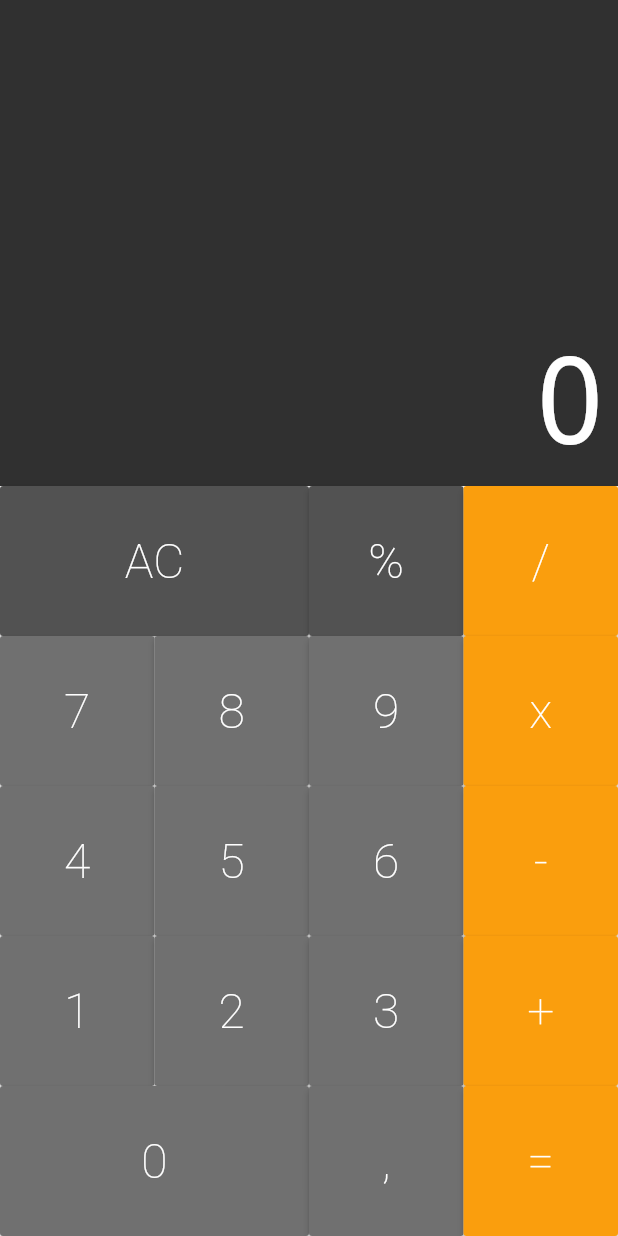
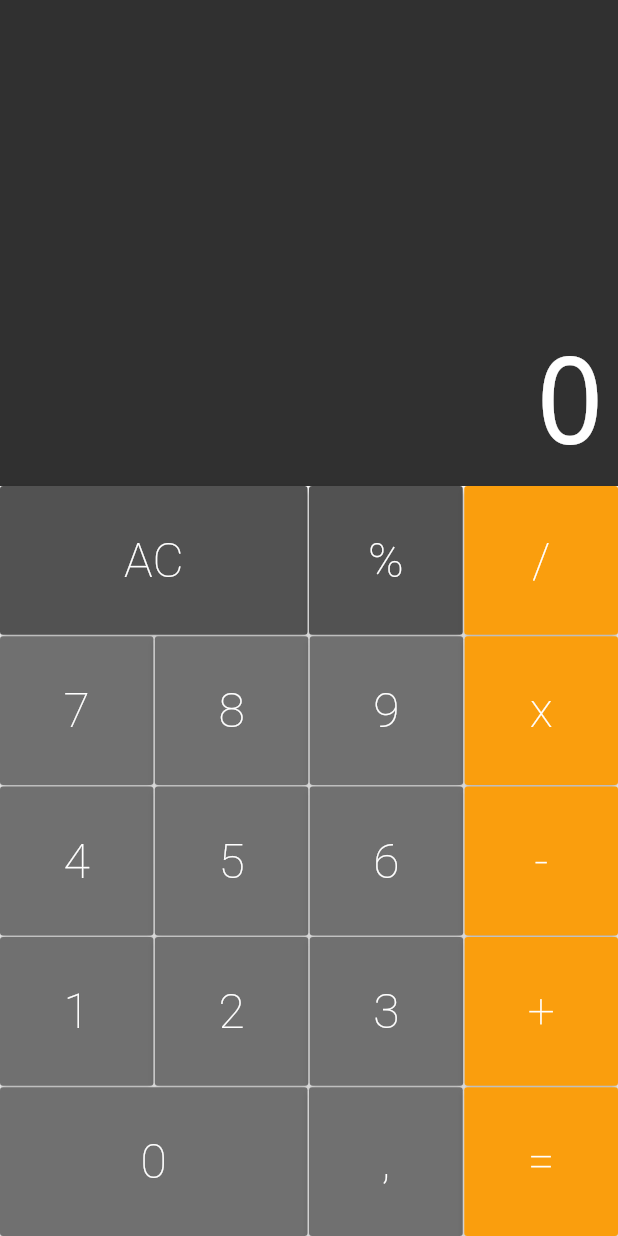
Before and after one commit to Marlon-Paulo-da-Silva/Flutter-calculator, a Flutter app: the screen it shows after launch, on a phone screen of 412 x 824 dp. Run offline on Flutter 3.47's test engine with Material 2 defaults, Android fonts, the phone set to English and light mode, and no system bars; drawn by our look-alikes of auto_size_text.

Commit message:
melhorando layout colocando espaçamento

```diff
--- a/lib/component/button_row.dart
+++ b/lib/component/button_row.dart
@@ -13,9 +13,12 @@ class ButtonRow extends StatelessWidget {
     return Expanded(
       flex: 1,
 
-          child: Row(
-            crossAxisAlignment: CrossAxisAlignment.stretch,
-        children: buttons,
+      child: Row(
+        crossAxisAlignment: CrossAxisAlignment.stretch,
+        children: buttons.fold(<Widget>[], (list, btn) {
+            list.isEmpty ? list.add(btn) : list.addAll([SizedBox(width: 1,),btn]);
+            return list;
+        }),
       ),
     );
   }
--- a/lib/component/keyboard.dart
+++ b/lib/component/keyboard.dart
@@ -22,24 +22,28 @@ class Keyboard extends StatelessWidget {
             Button.operation(text: '/',callb: callb,),
 
           ]),
+          SizedBox(height: 1,),
           ButtonRow([
             Button(text: '7',callb: callb,),
             Button(text: '8',callb: callb,),
             Button(text: '9',callb: callb,),
             Button.operation(text: 'x',callb: callb,),
           ]),
+          SizedBox(height: 1,),
           ButtonRow([
             Button(text: '4',callb: callb,),
             Button(text: '5',callb: callb,),
             Button(text: '6',callb: callb,),
             Button.operation(text: '-',callb: callb,),
           ]),
+          SizedBox(height: 1,),
           ButtonRow([
             Button(text: '1',callb: callb,),
             Button(text: '2',callb: callb,),
             Button(text: '3',callb: callb,),
             Button.operation(text: '+',callb: callb,),
           ]),
+          SizedBox(height: 1,),
           ButtonRow([
             Button.big(text: '0',callb: callb,),
             Button(text: ',',callb: callb,),
--- a/lib/models/memory.dart
+++ b/lib/models/memory.dart
@@ -3,12 +3,9 @@ class Memory {
 
   void applyCommand(String command){
     if(command == 'AC'){
-
     _allClear();
     } else {
     _value += command;
-
-
     }
 
   }
```
